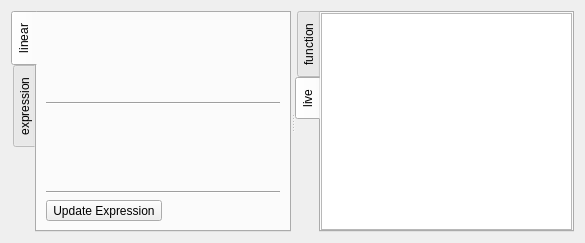
This is mapprops.ui in malloch/mapperGUI-qt as Qt 5 draws it before an edit. The edited form follows.
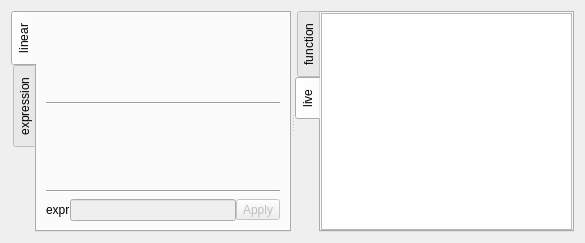
This is the edited form. The open tabs and pages were chosen to show the change. Custom widgets are drawn as their Qt base class.

Diff of the .ui file:
```diff
--- a/mapprops.ui
+++ b/mapprops.ui
@@ -33,40 +33,60 @@
        <enum>QTabWidget::Rounded</enum>
       </property>
       <property name="currentIndex">
-       <number>1</number>
+       <number>0</number>
       </property>
       <widget class="QWidget" name="linearModeTab">
        <attribute name="title">
         <string>linear</string>
        </attribute>
-       <layout class="QVBoxLayout" name="verticalLayout_2">
-        <item>
-         <widget class="RangeEditor" name="src0Range" native="true"/>
+       <layout class="QGridLayout" name="gridLayout_6">
+        <property name="horizontalSpacing">
+         <number>0</number>
+        </property>
+        <item row="5" column="2">
+         <widget class="QToolButton" name="updateExprButton">
+          <property name="enabled">
+           <bool>false</bool>
+          </property>
+          <property name="text">
+           <string>Apply</string>
+          </property>
+         </widget>
         </item>
-        <item>
-         <widget class="Line" name="line">
-          <property name="orientation">
-           <enum>Qt::Horizontal</enum>
+        <item row="5" column="1">
+         <widget class="QLineEdit" name="linexpr">
+          <property name="enabled">
+           <bool>false</bool>
           </property>
          </widget>
         </item>
-        <item>
+        <item row="5" column="0">
+         <widget class="QLabel" name="label">
+          <property name="text">
+           <string>expr</string>
+          </property>
+         </widget>
+        </item>
+        <item row="2" column="0" colspan="3">
          <widget class="RangeEditor" name="dstRange" native="true"/>
         </item>
-        <item>
+        <item row="3" column="0" colspan="3">
          <widget class="Line" name="line_3">
           <property name="orientation">
            <enum>Qt::Horizontal</enum>
           </property>
          </widget>
         </item>
-        <item>
-         <widget class="QToolButton" name="updateExprButton">
-          <property name="text">
-           <string>Update Expression</string>
+        <item row="1" column="0" colspan="3">
+         <widget class="Line" name="line">
+          <property name="orientation">
+           <enum>Qt::Horizontal</enum>
           </property>
          </widget>
         </item>
+        <item row="0" column="0" colspan="3">
+         <widget class="RangeEditor" name="src0Range" native="true"/>
+        </item>
        </layout>
       </widget>
       <widget class="QWidget" name="expressionModeTab">
@@ -138,7 +158,7 @@
        <enum>QTabWidget::West</enum>
       </property>
       <property name="currentIndex">
-       <number>0</number>
+       <number>1</number>
       </property>
       <widget class="QWidget" name="functionPlotTab">
        <attribute name="title">
```
